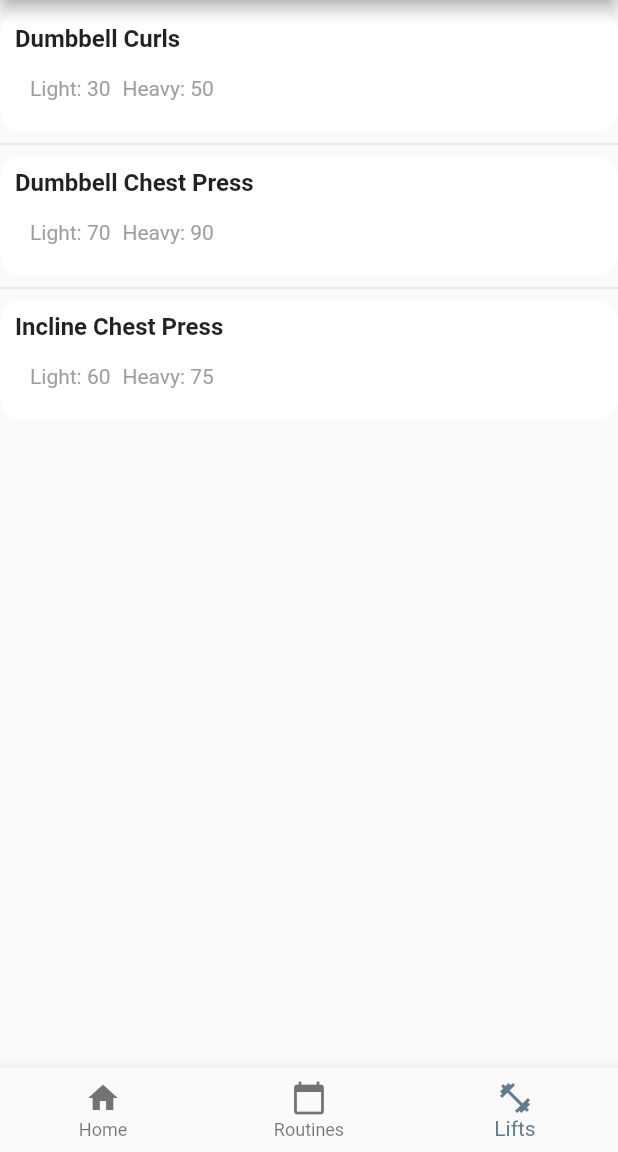
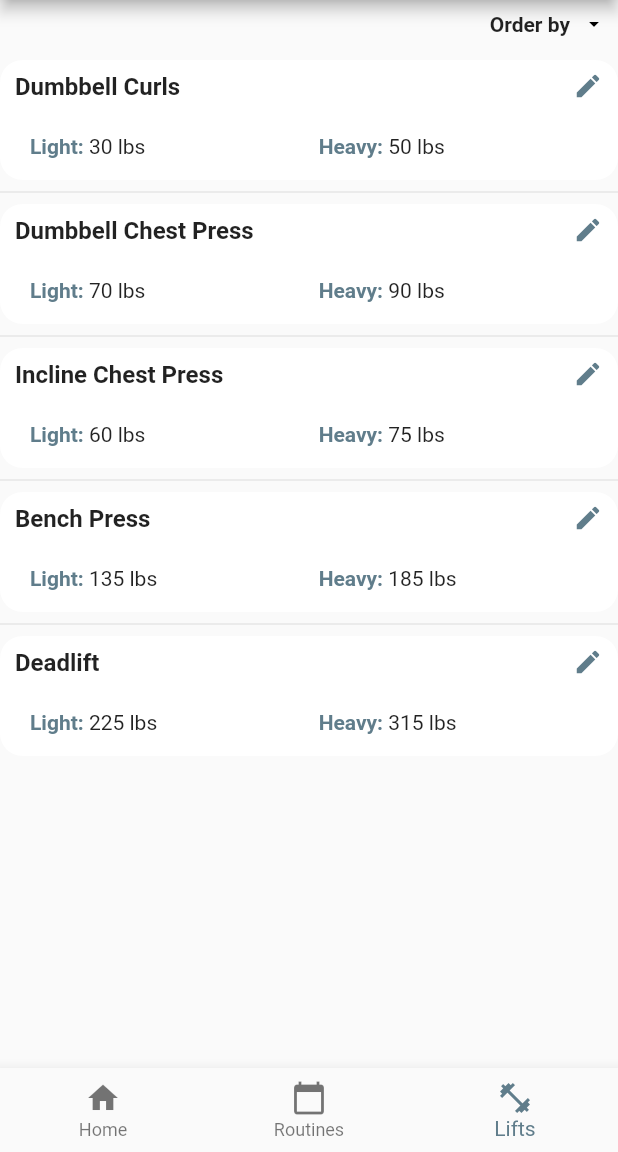
Before and after one commit to lhsteffen/IronSights, a Flutter app: the screen it shows after launch, item 3 of the bottom bar chosen, on a phone screen of 412 x 824 dp, the part 84-1236 px from its top. Run offline on Flutter 3.47's test engine with Material 2 defaults, Android fonts, the phone set to English and light mode, and no system bars.

Commit message:
Add edit icon, barbell lifts, and beautify lifts page

```diff
--- a/lib/lift_page.dart
+++ b/lib/lift_page.dart
@@ -27,6 +27,29 @@ class DynamicList extends State<ListDisplay> {
     return new Scaffold(
       body: new Column(
         children: <Widget>[
+          new Container(
+            padding: EdgeInsets.only(bottom: 8, top: 8),
+            child: new Row(
+              mainAxisAlignment: MainAxisAlignment.end,
+              children: <Widget>[
+                Text(
+                  "Order by",
+                  style: TextStyle(
+                    fontWeight: FontWeight.bold,
+                    color: Colors.black87,
+                  ),
+                ),
+                Container(
+                  padding: EdgeInsets.only(left: 8, right: 8),
+                  child: Icon(
+                      Icons.arrow_drop_down,
+                      color: Colors.black,
+                      size: 16
+                  ),
+                )
+              ],
+            ),
+          ),
           new Expanded(
               child: new ListView.separated (
                 separatorBuilder: (bcntx, Index) => Divider(),
--- a/lib/lift_view.dart
+++ b/lib/lift_view.dart
@@ -13,9 +13,133 @@ import 'package:flutter/material.dart';
 import 'lift.dart';
 
 Container liftView(Lift lift) {
-  if (lift.isBarbell()) {
+  return new Container(
+    height: 80,
+    decoration: new BoxDecoration(
+      color: Colors.white,
+      borderRadius: BorderRadius.circular(15),
+    ),
+    child: new Column(
+      children: <Widget>[
+        new Row(
+          children: <Widget>[
+            new Expanded(
+              child: new Container(
+                padding: const EdgeInsets.only(bottom: 8, top: 8, left: 10),
+                child: Text(
+                  lift.getName(),
+                  style: TextStyle(
+                    fontWeight: FontWeight.bold,
+                    fontSize: 16,
+                  ),
+                ),
+              ),
+            ),
+            new Container (
+              padding: const EdgeInsets.only(right: 10),
+              child: Icon(
+                Icons.edit,
+                color: Colors.blueGrey,
+                size: 20,
+              ),
+            )
+          ],
+        ),
+        new Expanded(
+          child: new Row(
+            mainAxisAlignment: MainAxisAlignment.start,
+            children: <Widget>[
+              new Container(
+                padding: const EdgeInsets.only(bottom: 8, top: 8, left: 20),
+                child: RichText(
+                  text: TextSpan(
+                      children: <TextSpan>[
+                        TextSpan(
+                            text: "Light: ",
+                            style: TextStyle(color: Colors.blueGrey, fontWeight: FontWeight.bold)
+                        ),
+                        TextSpan(
+                            text: "${lift.getLight()}",
+                            style: TextStyle(color: Colors.black87)
+                        ),
+                        TextSpan(
+                          text: " lbs",
+                          style: TextStyle(color: Colors.black87)
+                        )
+                      ]
+                  ),
+                ),
+              ),
+              new Expanded(
+                child: new Center (
+                  child: new Container(
+                    child: RichText(
+                      text: TextSpan(
+                        children: <TextSpan>[
+                          TextSpan(
+                            text: "Heavy: ",
+                            style: TextStyle(color: Colors.blueGrey, fontWeight: FontWeight.bold)
+                          ),
+                          TextSpan(
+                            text: "${lift.getHeavy()}",
+                            style: TextStyle(color: Colors.black87)
+                          ),
+                          TextSpan(
+                            text: " lbs",
+                            style: TextStyle(color: Colors.black87)
+                          )
+                        ]
+                      ),
+                    ),
+                  ),
+                )
+              )
+            ],
+          ),
+        )
+      ],
+    ),
+  );
+/*  if (lift.isBarbell()) {
     return new Container(
-      child: new Row(),
+      height: 80,
+      decoration: new BoxDecoration(
+        color: Colors.white,
+        borderRadius: BorderRadius.circular(15),
+      ),
+      child: new Column(
+        children: <Widget>[
+          new Row(
+            children: <Widget>[
+              new Container(
+                padding: const EdgeInsets.only(bottom: 8, top: 8, left: 10),
+                child: Text(
+                  lift.getName(),
+                  style: TextStyle(
+                    fontWeight: FontWeight.bold,
+                    fontSize: 16,
+                  ),
+                ),
+              )
+            ],
+          ),
+          new Row(
+            children: <Widget>[
+              new Container(
+                padding: const EdgeInsets.only(bottom: 8, top: 8, left: 10),
+                child: Text(
+                  "Light: " + "${lift.getLight()}",
+                  style: TextStyle(
+                    color: Colors.grey[500],
+                    fontSize: 14
+                  ),
+                ),
+              ),
+
+            ],
+          )
+        ],
+      ),
     );
   } else {
     return new Container(
@@ -76,5 +200,5 @@ Container liftView(Lift lift) {
         ],
       ),
     );
-  }
+  }*/
 }
--- a/lib/test_list.dart
+++ b/lib/test_list.dart
@@ -12,10 +12,14 @@ List<Lift> createList() {
   Lift l1 = new Lift("Dumbbell Curls", false, 30, 50, "Dumbbell curls, with your arms");
   Lift l2 = new Lift("Dumbbell Chest Press", false, 70, 90, "Chest press");
   Lift l3 = new Lift("Incline Chest Press", false, 60, 75, "Incline chest press");
+  Lift l4 = new Lift("Bench Press", true, 135, 185, "Bench Press");
+  Lift l5 = new Lift("Deadlift", true, 225, 315, "Deadlift");
 
   list.add(l1);
   list.add(l2);
   list.add(l3);
+  list.add(l4);
+  list.add(l5);
 
   return list;
 }
```
